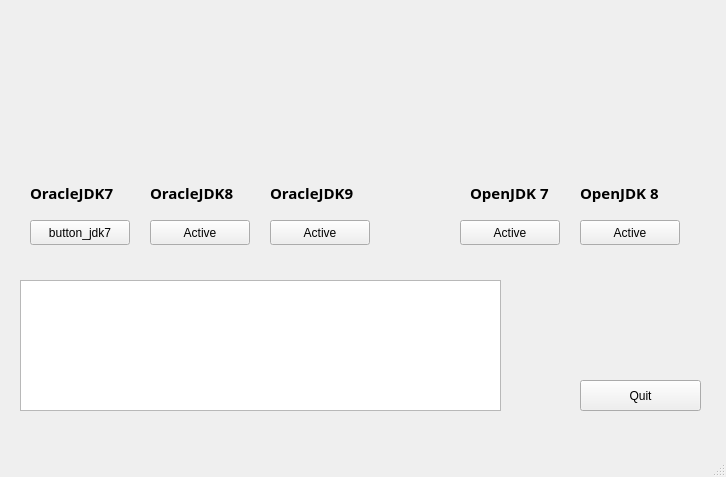
Old version of the form qt_interface.ui in the repository xNNism/Archlinux-Versionswitcher.
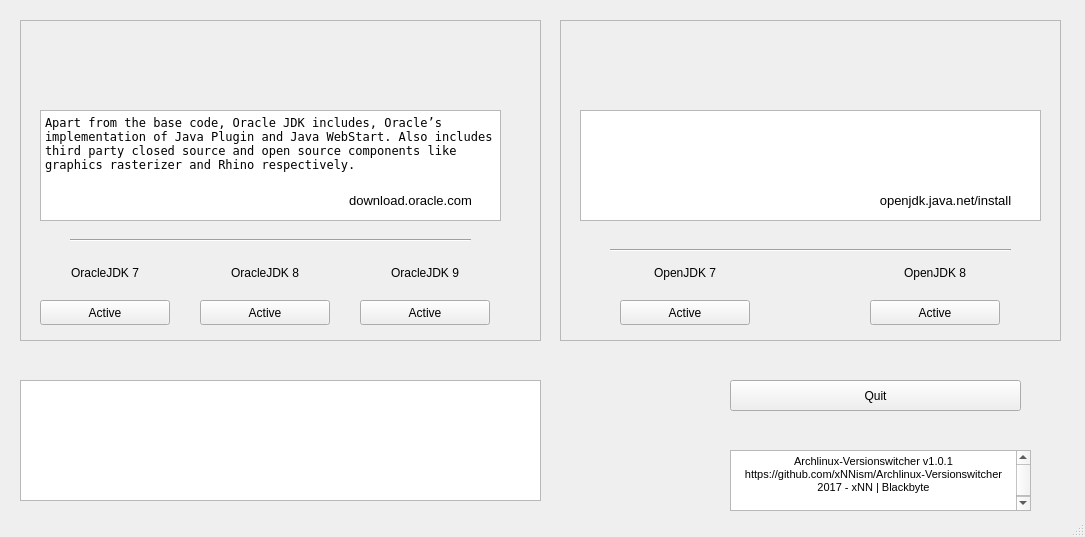
New version of the form. Icons and pictures are not drawn.

Commit message: qt_interface.ui: recode UI, add logos, links..

```diff
--- a/qt_interface.ui
+++ b/qt_interface.ui
@@ -6,46 +6,20 @@
    <rect>
     <x>0</x>
     <y>0</y>
-    <width>726</width>
-    <height>477</height>
+    <width>1085</width>
+    <height>537</height>
    </rect>
   </property>
   <property name="windowTitle">
    <string>MainWindow</string>
   </property>
   <widget class="QWidget" name="SwitcherWindow">
-   <widget class="QPushButton" name="button_jdk7">
-    <property name="geometry">
-     <rect>
-      <x>30</x>
-      <y>220</y>
-      <width>100</width>
-      <height>25</height>
-     </rect>
-    </property>
-    <property name="text">
-     <string>button_jdk7</string>
-    </property>
-   </widget>
-   <widget class="QPushButton" name="button_openjdk7">
-    <property name="geometry">
-     <rect>
-      <x>460</x>
-      <y>220</y>
-      <width>100</width>
-      <height>25</height>
-     </rect>
-    </property>
-    <property name="text">
-     <string>Active</string>
-    </property>
-   </widget>
    <widget class="QPushButton" name="button_exit">
     <property name="geometry">
      <rect>
-      <x>580</x>
+      <x>730</x>
       <y>380</y>
-      <width>121</width>
+      <width>291</width>
       <height>31</height>
      </rect>
     </property>
@@ -53,55 +27,13 @@
      <string>Quit</string>
     </property>
    </widget>
-   <widget class="QLabel" name="label_jdk7">
-    <property name="geometry">
-     <rect>
-      <x>30</x>
-      <y>180</y>
-      <width>100</width>
-      <height>25</height>
-     </rect>
-    </property>
-    <property name="font">
-     <font>
-      <family>Droid Sans</family>
-      <pointsize>11</pointsize>
-      <weight>75</weight>
-      <bold>true</bold>
-     </font>
-    </property>
-    <property name="text">
-     <string>OracleJDK7</string>
-    </property>
-   </widget>
-   <widget class="QLabel" name="label_openjdk7">
-    <property name="geometry">
-     <rect>
-      <x>470</x>
-      <y>180</y>
-      <width>100</width>
-      <height>25</height>
-     </rect>
-    </property>
-    <property name="font">
-     <font>
-      <family>Droid Sans</family>
-      <pointsize>11</pointsize>
-      <weight>75</weight>
-      <bold>true</bold>
-     </font>
-    </property>
-    <property name="text">
-     <string>OpenJDK 7</string>
-    </property>
-   </widget>
    <widget class="QTextEdit" name="noticeTextEdit">
     <property name="geometry">
      <rect>
       <x>20</x>
-      <y>280</y>
-      <width>481</width>
-      <height>131</height>
+      <y>380</y>
+      <width>521</width>
+      <height>121</height>
      </rect>
     </property>
     <property name="acceptDrops">
@@ -114,118 +46,399 @@
      <bool>true</bool>
     </property>
    </widget>
-   <widget class="QPushButton" name="button_openjdk8">
+   <widget class="QFrame" name="frame">
     <property name="geometry">
      <rect>
-      <x>580</x>
-      <y>220</y>
-      <width>100</width>
-      <height>25</height>
+      <x>20</x>
+      <y>20</y>
+      <width>521</width>
+      <height>321</height>
      </rect>
     </property>
-    <property name="text">
-     <string>Active</string>
+    <property name="frameShape">
+     <enum>QFrame::StyledPanel</enum>
     </property>
-   </widget>
-   <widget class="QLabel" name="label_openjdk8">
-    <property name="geometry">
-     <rect>
-      <x>580</x>
-      <y>180</y>
-      <width>100</width>
-      <height>25</height>
-     </rect>
+    <property name="frameShadow">
+     <enum>QFrame::Raised</enum>
     </property>
-    <property name="font">
-     <font>
-      <family>Droid Sans</family>
-      <pointsize>11</pointsize>
-      <weight>75</weight>
-      <bold>true</bold>
-     </font>
-    </property>
-    <property name="text">
-     <string>OpenJDK 8</string>
-    </property>
+    <widget class="QPushButton" name="button_jdk9">
+     <property name="geometry">
+      <rect>
+       <x>340</x>
+       <y>280</y>
+       <width>130</width>
+       <height>25</height>
+      </rect>
+     </property>
+     <property name="text">
+      <string>Active</string>
+     </property>
+    </widget>
+    <widget class="QLabel" name="label_jdk9">
+     <property name="geometry">
+      <rect>
+       <x>340</x>
+       <y>240</y>
+       <width>130</width>
+       <height>25</height>
+      </rect>
+     </property>
+     <property name="text">
+      <string>OracleJDK 9</string>
+     </property>
+     <property name="alignment">
+      <set>Qt::AlignCenter</set>
+     </property>
+    </widget>
+    <widget class="QPushButton" name="button_jdk8">
+     <property name="geometry">
+      <rect>
+       <x>180</x>
+       <y>280</y>
+       <width>130</width>
+       <height>25</height>
+      </rect>
+     </property>
+     <property name="text">
+      <string>Active</string>
+     </property>
+    </widget>
+    <widget class="QLabel" name="label_jdk8">
+     <property name="geometry">
+      <rect>
+       <x>180</x>
+       <y>240</y>
+       <width>130</width>
+       <height>25</height>
+      </rect>
+     </property>
+     <property name="text">
+      <string>OracleJDK 8</string>
+     </property>
+     <property name="alignment">
+      <set>Qt::AlignCenter</set>
+     </property>
+    </widget>
+    <widget class="QPushButton" name="button_jdk7">
+     <property name="geometry">
+      <rect>
+       <x>20</x>
+       <y>280</y>
+       <width>130</width>
+       <height>25</height>
+      </rect>
+     </property>
+     <property name="text">
+      <string>Active</string>
+     </property>
+    </widget>
+    <widget class="QLabel" name="label_jdk7">
+     <property name="geometry">
+      <rect>
+       <x>20</x>
+       <y>240</y>
+       <width>130</width>
+       <height>25</height>
+      </rect>
+     </property>
+     <property name="text">
+      <string>OracleJDK 7</string>
+     </property>
+     <property name="textFormat">
+      <enum>Qt::PlainText</enum>
+     </property>
+     <property name="alignment">
+      <set>Qt::AlignCenter</set>
+     </property>
+    </widget>
+    <widget class="Line" name="line">
+     <property name="geometry">
+      <rect>
+       <x>50</x>
+       <y>210</y>
+       <width>401</width>
+       <height>20</height>
+      </rect>
+     </property>
+     <property name="orientation">
+      <enum>Qt::Horizontal</enum>
+     </property>
+    </widget>
+    <widget class="QTextBrowser" name="textBrowser">
+     <property name="geometry">
+      <rect>
+       <x>20</x>
+       <y>90</y>
+       <width>461</width>
+       <height>111</height>
+      </rect>
+     </property>
+     <property name="baseSize">
+      <size>
+       <width>0</width>
+       <height>0</height>
+      </size>
+     </property>
+     <property name="font">
+      <font>
+       <family>DejaVu Sans Mono</family>
+       <pointsize>9</pointsize>
+       <italic>true</italic>
+      </font>
+     </property>
+     <property name="html">
+      <string>&lt;!DOCTYPE HTML PUBLIC &quot;-//W3C//DTD HTML 4.0//EN&quot; &quot;http://www.w3.org/TR/REC-html40/strict.dtd&quot;&gt;
+&lt;html&gt;&lt;head&gt;&lt;meta name=&quot;qrichtext&quot; content=&quot;1&quot; /&gt;&lt;style type=&quot;text/css&quot;&gt;
+p, li { white-space: pre-wrap; }
+&lt;/style&gt;&lt;/head&gt;&lt;body style=&quot; font-family:'DejaVu Sans Mono'; font-size:9pt; font-weight:400; font-style:italic;&quot;&gt;
+&lt;p style=&quot; margin-top:0px; margin-bottom:0px; margin-left:0px; margin-right:0px; -qt-block-indent:0; text-indent:0px;&quot;&gt;&lt;span style=&quot; font-style:normal;&quot;&gt;Apart from the base code, Oracle JDK includes, Oracle’s implementation of Java Plugin and Java WebStart. Also includes third party closed source and open source components like graphics rasterizer and Rhino respectively.&lt;/span&gt;&lt;/p&gt;&lt;/body&gt;&lt;/html&gt;</string>
+     </property>
+    </widget>
+    <widget class="QLabel" name="oracle">
+     <property name="geometry">
+      <rect>
+       <x>20</x>
+       <y>10</y>
+       <width>111</width>
+       <height>61</height>
+      </rect>
+     </property>
+     <property name="text">
+      <string/>
+     </property>
+     <property name="pixmap">
+      <pixmap>oracle.png</pixmap>
+     </property>
+     <property name="scaledContents">
+      <bool>true</bool>
+     </property>
+     <property name="alignment">
+      <set>Qt::AlignCenter</set>
+     </property>
+    </widget>
+    <widget class="QLabel" name="label">
+     <property name="geometry">
+      <rect>
+       <x>310</x>
+       <y>170</y>
+       <width>161</width>
+       <height>20</height>
+      </rect>
+     </property>
+     <property name="font">
+      <font>
+       <pointsize>10</pointsize>
+      </font>
+     </property>
+     <property name="text">
+      <string>download.oracle.com</string>
+     </property>
+     <property name="alignment">
+      <set>Qt::AlignCenter</set>
+     </property>
+    </widget>
+    <zorder>line</zorder>
+    <zorder>textBrowser</zorder>
+    <zorder>oracle</zorder>
+    <zorder>button_jdk9</zorder>
+    <zorder>label_jdk8</zorder>
+    <zorder>label_jdk9</zorder>
+    <zorder>button_jdk7</zorder>
+    <zorder>button_jdk8</zorder>
+    <zorder>label_jdk7</zorder>
+    <zorder>label</zorder>
    </widget>
-   <widget class="QPushButton" name="button_jdk8">
+   <widget class="QFrame" name="frame_2">
     <property name="geometry">
      <rect>
-      <x>150</x>
-      <y>220</y>
-      <width>100</width>
-      <height>25</height>
+      <x>560</x>
+      <y>20</y>
+      <width>501</width>
+      <height>321</height>
      </rect>
     </property>
-    <property name="text">
-     <string>Active</string>
+    <property name="frameShape">
+     <enum>QFrame::StyledPanel</enum>
     </property>
-   </widget>
-   <widget class="QPushButton" name="button_jdk9">
-    <property name="geometry">
-     <rect>
-      <x>270</x>
-      <y>220</y>
-      <width>100</width>
-      <height>25</height>
-     </rect>
+    <property name="frameShadow">
+     <enum>QFrame::Raised</enum>
     </property>
-    <property name="text">
-     <string>Active</string>
-    </property>
+    <widget class="QLabel" name="label_openjdk7">
+     <property name="geometry">
+      <rect>
+       <x>60</x>
+       <y>240</y>
+       <width>130</width>
+       <height>25</height>
+      </rect>
+     </property>
+     <property name="text">
+      <string>OpenJDK 7</string>
+     </property>
+     <property name="alignment">
+      <set>Qt::AlignCenter</set>
+     </property>
+    </widget>
+    <widget class="QPushButton" name="button_openjdk7">
+     <property name="geometry">
+      <rect>
+       <x>60</x>
+       <y>280</y>
+       <width>130</width>
+       <height>25</height>
+      </rect>
+     </property>
+     <property name="text">
+      <string>Active</string>
+     </property>
+    </widget>
+    <widget class="QPushButton" name="button_openjdk8">
+     <property name="geometry">
+      <rect>
+       <x>310</x>
+       <y>280</y>
+       <width>130</width>
+       <height>25</height>
+      </rect>
+     </property>
+     <property name="text">
+      <string>Active</string>
+     </property>
+    </widget>
+    <widget class="QLabel" name="label_openjdk8">
+     <property name="geometry">
+      <rect>
+       <x>310</x>
+       <y>240</y>
+       <width>130</width>
+       <height>25</height>
+      </rect>
+     </property>
+     <property name="text">
+      <string>OpenJDK 8</string>
+     </property>
+     <property name="alignment">
+      <set>Qt::AlignCenter</set>
+     </property>
+    </widget>
+    <widget class="Line" name="line_2">
+     <property name="geometry">
+      <rect>
+       <x>50</x>
+       <y>220</y>
+       <width>401</width>
+       <height>20</height>
+      </rect>
+     </property>
+     <property name="orientation">
+      <enum>Qt::Horizontal</enum>
+     </property>
+    </widget>
+    <widget class="QTextBrowser" name="textBrowser_2">
+     <property name="geometry">
+      <rect>
+       <x>20</x>
+       <y>90</y>
+       <width>461</width>
+       <height>111</height>
+      </rect>
+     </property>
+     <property name="font">
+      <font>
+       <family>DejaVu Sans Mono</family>
+       <pointsize>9</pointsize>
+      </font>
+     </property>
+     <property name="html">
+      <string>&lt;!DOCTYPE HTML PUBLIC &quot;-//W3C//DTD HTML 4.0//EN&quot; &quot;http://www.w3.org/TR/REC-html40/strict.dtd&quot;&gt;
+&lt;html&gt;&lt;head&gt;&lt;meta name=&quot;qrichtext&quot; content=&quot;1&quot; /&gt;&lt;style type=&quot;text/css&quot;&gt;
+p, li { white-space: pre-wrap; }
+&lt;/style&gt;&lt;/head&gt;&lt;body style=&quot; font-family:'DejaVu Sans Mono'; font-size:9pt; font-weight:400; font-style:normal;&quot;&gt;
+&lt;p style=&quot; margin-top:0px; margin-bottom:0px; margin-left:0px; margin-right:0px; -qt-block-indent:0; text-indent:0px;&quot;&gt;&lt;span style=&quot; font-family:'DejaVu Sans'; color:#ffffff;&quot;&gt;OpenJDK Font Renderer and Oracle JDK Flight Recorder are the noticeable major difference between Oracle JDK and OpenJDK&lt;/span&gt;&lt;/p&gt;
+&lt;p style=&quot;-qt-paragraph-type:empty; margin-top:0px; margin-bottom:0px; margin-left:0px; margin-right:0px; -qt-block-indent:0; text-indent:0px; font-family:'DejaVu Sans'; color:#ffffff;&quot;&gt;&lt;br /&gt;&lt;/p&gt;
+&lt;p style=&quot; margin-top:0px; margin-bottom:0px; margin-left:0px; margin-right:0px; -qt-block-indent:0; text-indent:0px;&quot;&gt;&lt;span style=&quot; font-family:'DejaVu Sans'; color:#ffffff;&quot;&gt;OpenJDK is completely free and can be used in accordance with GPL v2 license&lt;/span&gt;&lt;/p&gt;&lt;/body&gt;&lt;/html&gt;</string>
+     </property>
+    </widget>
+    <widget class="QLabel" name="openjdk">
+     <property name="geometry">
+      <rect>
+       <x>20</x>
+       <y>0</y>
+       <width>111</width>
+       <height>81</height>
+      </rect>
+     </property>
+     <property name="text">
+      <string/>
+     </property>
+     <property name="pixmap">
+      <pixmap>openjdk.png</pixmap>
+     </property>
+     <property name="scaledContents">
+      <bool>true</bool>
+     </property>
+     <property name="alignment">
+      <set>Qt::AlignCenter</set>
+     </property>
+    </widget>
+    <widget class="QLabel" name="label_2">
+     <property name="geometry">
+      <rect>
+       <x>300</x>
+       <y>170</y>
+       <width>171</width>
+       <height>20</height>
+      </rect>
+     </property>
+     <property name="font">
+      <font>
+       <pointsize>10</pointsize>
+      </font>
+     </property>
+     <property name="midLineWidth">
+      <number>0</number>
+     </property>
+     <property name="text">
+      <string>openjdk.java.net/install</string>
+     </property>
+     <property name="alignment">
+      <set>Qt::AlignCenter</set>
+     </property>
+    </widget>
+    <zorder>line_2</zorder>
+    <zorder>textBrowser_2</zorder>
+    <zorder>openjdk</zorder>
+    <zorder>label_openjdk7</zorder>
+    <zorder>button_openjdk7</zorder>
+    <zorder>label_openjdk8</zorder>
+    <zorder>button_openjdk8</zorder>
+    <zorder>label_2</zorder>
    </widget>
-   <widget class="QLabel" name="label_jdk8">
+   <widget class="QTextBrowser" name="textBrowser_3">
     <property name="geometry">
      <rect>
-      <x>150</x>
-      <y>180</y>
-      <width>100</width>
-      <height>25</height>
+      <x>730</x>
+      <y>450</y>
+      <width>301</width>
+      <height>61</height>
      </rect>
     </property>
-    <property name="font">
-     <font>
-      <family>Droid Sans</family>
-      <pointsize>11</pointsize>
-      <weight>75</weight>
-      <bold>true</bold>
-     </font>
+    <property name="html">
+     <string>&lt;!DOCTYPE HTML PUBLIC &quot;-//W3C//DTD HTML 4.0//EN&quot; &quot;http://www.w3.org/TR/REC-html40/strict.dtd&quot;&gt;
+&lt;html&gt;&lt;head&gt;&lt;meta name=&quot;qrichtext&quot; content=&quot;1&quot; /&gt;&lt;style type=&quot;text/css&quot;&gt;
+p, li { white-space: pre-wrap; }
+&lt;/style&gt;&lt;/head&gt;&lt;body style=&quot; font-family:'DejaVu Sans'; font-size:12pt; font-weight:400; font-style:normal;&quot;&gt;
+&lt;p align=&quot;center&quot; style=&quot; margin-top:0px; margin-bottom:0px; margin-left:0px; margin-right:0px; -qt-block-indent:0; text-indent:0px;&quot;&gt;&lt;span style=&quot; font-family:'Roboto'; font-size:8pt;&quot;&gt;Archlinux-Versionswitcher v1.0.1&lt;/span&gt;&lt;/p&gt;
+&lt;p align=&quot;center&quot; style=&quot; margin-top:0px; margin-bottom:0px; margin-left:0px; margin-right:0px; -qt-block-indent:0; text-indent:0px;&quot;&gt;&lt;span style=&quot; font-family:'Roboto'; font-size:8pt;&quot;&gt;https://github.com/xNNism/Archlinux-Versionswitcher&lt;/span&gt;&lt;/p&gt;
+&lt;p align=&quot;center&quot; style=&quot; margin-top:0px; margin-bottom:0px; margin-left:0px; margin-right:0px; -qt-block-indent:0; text-indent:0px;&quot;&gt;&lt;span style=&quot; font-family:'Roboto'; font-size:8pt;&quot;&gt;2017 - xNN | Blackbyte&lt;/span&gt;&lt;/p&gt;
+&lt;p style=&quot;-qt-paragraph-type:empty; margin-top:0px; margin-bottom:0px; margin-left:0px; margin-right:0px; -qt-block-indent:0; text-indent:0px; font-family:'Roboto'; font-size:8pt;&quot;&gt;&lt;br /&gt;&lt;/p&gt;&lt;/body&gt;&lt;/html&gt;</string>
     </property>
-    <property name="text">
-     <string>OracleJDK8</string>
-    </property>
    </widget>
-   <widget class="QLabel" name="label_jdk9">
-    <property name="geometry">
-     <rect>
-      <x>270</x>
-      <y>180</y>
-      <width>100</width>
-      <height>25</height>
-     </rect>
-    </property>
-    <property name="font">
-     <font>
-      <family>Droid Sans</family>
-      <pointsize>11</pointsize>
-      <weight>75</weight>
-      <bold>true</bold>
-     </font>
-    </property>
-    <property name="text">
-     <string>OracleJDK9</string>
-    </property>
-   </widget>
-  </widget>
-  <widget class="QMenuBar" name="menubar">
-   <property name="geometry">
-    <rect>
-     <x>0</x>
-     <y>0</y>
-     <width>726</width>
-     <height>25</height>
-    </rect>
-   </property>
+   <zorder>frame</zorder>
+   <zorder>frame_2</zorder>
+   <zorder>noticeTextEdit</zorder>
+   <zorder>button_exit</zorder>
+   <zorder>textBrowser_3</zorder>
   </widget>
   <widget class="QStatusBar" name="statusbar"/>
  </widget>
```
Left out of the diff: 4 changed lines with no effect on the pictures. The commit also changes 5 other files.
